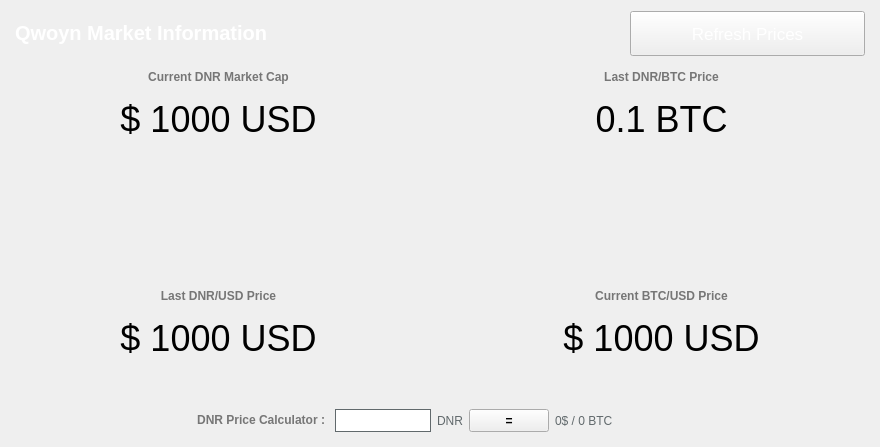
The window that src/qt/forms/marketbrowser.ui (Qwoyn/Qwoyn-Wallet) describes before a commit, drawn with Qt 5.
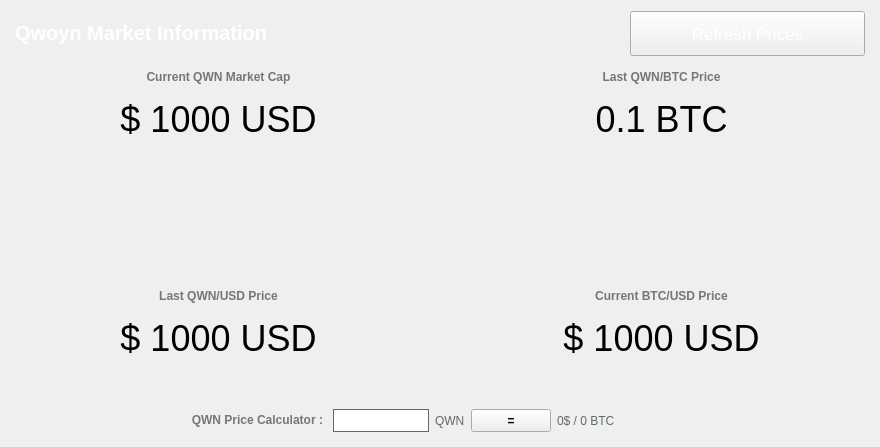
The same window after the commit. Icons and pictures are not drawn.

Patch:
```diff
--- a/src/qt/forms/marketbrowser.ui
+++ b/src/qt/forms/marketbrowser.ui
@@ -333,7 +333,7 @@
           </sizepolicy>
          </property>
          <property name="text">
-          <string>&lt;html&gt;&lt;head/&gt;&lt;body&gt;&lt;p&gt;&lt;span style=&quot; font-weight:600; color:#767676;&quot;&gt;Current DNR Market Cap&lt;/span&gt;&lt;/p&gt;&lt;/body&gt;&lt;/html&gt;</string>
+          <string>&lt;html&gt;&lt;head/&gt;&lt;body&gt;&lt;p&gt;&lt;span style=&quot; font-weight:600; color:#767676;&quot;&gt;Current QWN Market Cap&lt;/span&gt;&lt;/p&gt;&lt;/body&gt;&lt;/html&gt;</string>
          </property>
          <property name="alignment">
           <set>Qt::AlignCenter</set>
@@ -349,7 +349,7 @@
           </sizepolicy>
          </property>
          <property name="text">
-          <string>&lt;html&gt;&lt;head/&gt;&lt;body&gt;&lt;p&gt;&lt;span style=&quot; font-weight:600; color:#767676;&quot;&gt;Last DNR/BTC Price&lt;/span&gt;&lt;/p&gt;&lt;/body&gt;&lt;/html&gt;</string>
+          <string>&lt;html&gt;&lt;head/&gt;&lt;body&gt;&lt;p&gt;&lt;span style=&quot; font-weight:600; color:#767676;&quot;&gt;Last QWN/BTC Price&lt;/span&gt;&lt;/p&gt;&lt;/body&gt;&lt;/html&gt;</string>
          </property>
          <property name="alignment">
           <set>Qt::AlignCenter</set>
@@ -371,7 +371,7 @@
         </sizepolicy>
        </property>
        <property name="text">
-        <string>&lt;html&gt;&lt;head/&gt;&lt;body&gt;&lt;p&gt;&lt;span style=&quot; font-weight:600; color:#767676;&quot;&gt;Last DNR/USD Price&lt;/span&gt;&lt;/p&gt;&lt;/body&gt;&lt;/html&gt;</string>
+        <string>&lt;html&gt;&lt;head/&gt;&lt;body&gt;&lt;p&gt;&lt;span style=&quot; font-weight:600; color:#767676;&quot;&gt;Last QWN/USD Price&lt;/span&gt;&lt;/p&gt;&lt;/body&gt;&lt;/html&gt;</string>
        </property>
        <property name="alignment">
         <set>Qt::AlignCenter</set>
@@ -410,7 +410,7 @@
         </sizepolicy>
        </property>
        <property name="text">
-        <string>&lt;html&gt;&lt;head/&gt;&lt;body&gt;&lt;p&gt;&lt;span style=&quot; font-weight:600; color:#767676;&quot;&gt;DNR Price Calculator :&lt;/span&gt;&lt;/p&gt;&lt;/body&gt;&lt;/html&gt;</string>
+        <string>&lt;html&gt;&lt;head/&gt;&lt;body&gt;&lt;p&gt;&lt;span style=&quot; font-weight:600; color:#767676;&quot;&gt;QWN Price Calculator :&lt;/span&gt;&lt;/p&gt;&lt;/body&gt;&lt;/html&gt;</string>
        </property>
        <property name="alignment">
         <set>Qt::AlignRight|Qt::AlignTrailing|Qt::AlignVCenter</set>
@@ -442,7 +442,7 @@
         <string notr="true">color:#61696c;</string>
        </property>
        <property name="text">
-        <string>DNR</string>
+        <string>QWN</string>
        </property>
       </widget>
      </item>
```
